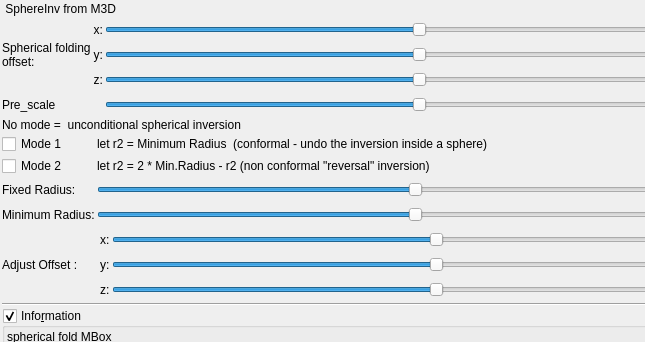
Above: mandelbulber2/qt_data/fractal_transf_sphere_inv.ui from buddhi1980/mandelbulber2 before the change; both pictures show x 0 to 645 and y 0 to 342 of the 853 by 987 pixel window. Below: the same form after it.
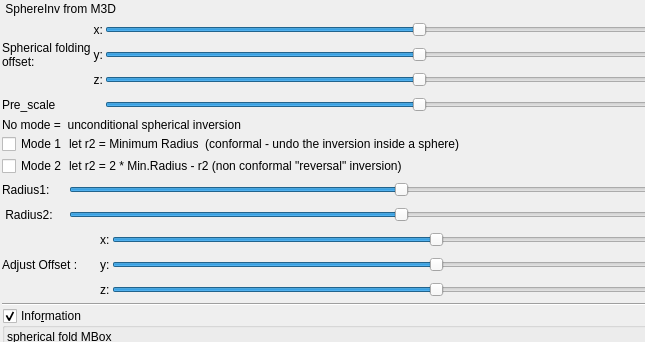
That is the form after the change. Custom widgets are drawn as their Qt base class.

Patch:
```diff
--- a/mandelbulber2/qt_data/fractal_transf_sphere_inv.ui
+++ b/mandelbulber2/qt_data/fractal_transf_sphere_inv.ui
@@ -349,7 +349,7 @@
      <item row="3" column="0">
       <widget class="QLabel" name="label_47">
        <property name="text">
-        <string>Minimum Radius:</string>
+        <string> Radius2:</string>
        </property>
       </widget>
      </item>
@@ -434,7 +434,7 @@
      <item row="2" column="0">
       <widget class="QLabel" name="label_16">
        <property name="text">
-        <string>Fixed Radius:</string>
+        <string>Radius1:</string>
        </property>
       </widget>
      </item>
```
Left out of the diff: 4 changed lines with no effect on the pictures.
